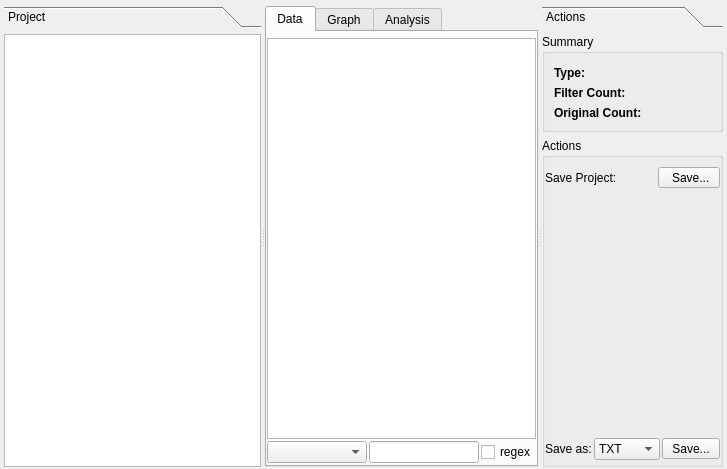
Qt form sub3suite/src/project/Project.ui (3nock/OTE) before a commit.
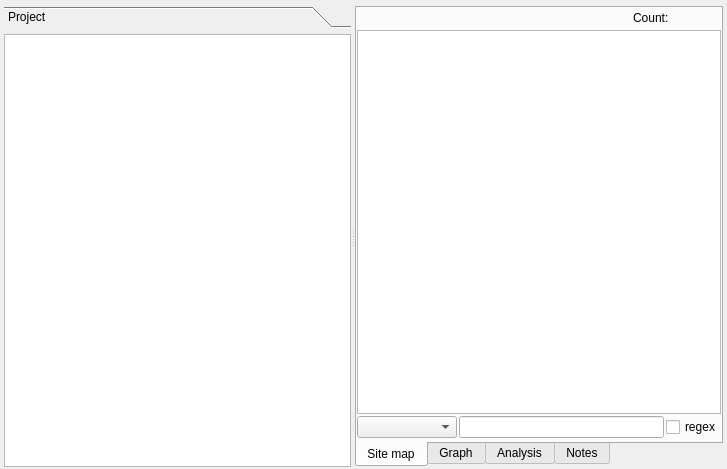
The same form after that commit.

Commit message: changing project ui layout

What changed in the file:
```diff
--- a/sub3suite/src/project/Project.ui
+++ b/sub3suite/src/project/Project.ui
@@ -27,10 +27,6 @@
     <number>2</number>
    </property>
    <item>
-    <widget class="QSplitter" name="splitter_2">
-     <property name="orientation">
-      <enum>Qt::Horizontal</enum>
-     </property>
      <widget class="QSplitter" name="splitter">
       <property name="orientation">
        <enum>Qt::Horizontal</enum>
@@ -62,7 +58,7 @@
          <rect>
           <x>0</x>
           <y>0</y>
-          <width>250</width>
+         <width>326</width>
           <height>440</height>
          </rect>
         </property>
@@ -99,12 +95,15 @@
        </widget>
       </widget>
       <widget class="QTabWidget" name="tabWidget">
+      <property name="tabPosition">
+       <enum>QTabWidget::South</enum>
+      </property>
        <property name="currentIndex">
         <number>0</number>
        </property>
        <widget class="QWidget" name="tabSiteMap">
         <attribute name="title">
-         <string>Data</string>
+        <string>Site map</string>
         </attribute>
         <layout class="QVBoxLayout" name="verticalLayout_2">
          <property name="spacing">
@@ -114,14 +113,51 @@
           <number>0</number>
          </property>
          <property name="topMargin">
-          <number>6</number>
+         <number>0</number>
          </property>
          <property name="rightMargin">
           <number>0</number>
          </property>
          <property name="bottomMargin">
-          <number>2</number>
-         </property>
+         <number>3</number>
+        </property>
+        <item>
+         <layout class="QHBoxLayout" name="horizontalLayoutMap">
+          <item>
+           <spacer name="horizontalSpacer_2">
+            <property name="orientation">
+             <enum>Qt::Horizontal</enum>
+            </property>
+            <property name="sizeHint" stdset="0">
+             <size>
+              <width>40</width>
+              <height>20</height>
+             </size>
+            </property>
+           </spacer>
+          </item>
+          <item>
+           <widget class="QLabel" name="label_6">
+            <property name="text">
+             <string>Count:</string>
+            </property>
+           </widget>
+          </item>
+          <item>
+           <widget class="QLabel" name="labelFilterCount">
+            <property name="minimumSize">
+             <size>
+              <width>50</width>
+              <height>0</height>
+             </size>
+            </property>
+            <property name="text">
+             <string/>
+            </property>
+           </widget>
+          </item>
+         </layout>
+        </item>
          <item>
           <widget class="QTreeView" name="treeViewSiteMap">
            <property name="indentation">
@@ -208,277 +244,45 @@
          </item>
         </layout>
        </widget>
-      </widget>
-     </widget>
-     <widget class="QToolBox" name="toolBoxActions">
-      <property name="minimumSize">
-       <size>
-        <width>0</width>
-        <height>0</height>
-       </size>
-      </property>
-      <property name="currentIndex">
-       <number>0</number>
-      </property>
-      <property name="tabSpacing">
-       <number>0</number>
-      </property>
-      <widget class="QWidget" name="pageActions">
-       <property name="geometry">
-        <rect>
-         <x>0</x>
-         <y>0</y>
-         <width>162</width>
-         <height>440</height>
-        </rect>
-       </property>
-       <attribute name="label">
-        <string>Actions</string>
+      <widget class="QWidget" name="tabNotes">
+       <attribute name="title">
+        <string>Notes</string>
        </attribute>
-       <layout class="QVBoxLayout" name="verticalLayout_9">
+       <layout class="QVBoxLayout" name="verticalLayout_8">
+        <property name="spacing">
+         <number>2</number>
+        </property>
         <property name="leftMargin">
          <number>0</number>
         </property>
         <property name="topMargin">
-         <number>6</number>
-        </property>
-        <property name="rightMargin">
          <number>0</number>
         </property>
-        <property name="bottomMargin">
-         <number>0</number>
-        </property>
-        <item>
-         <widget class="QGroupBox" name="groupBox">
-          <property name="minimumSize">
-           <size>
-            <width>0</width>
-            <height>0</height>
-           </size>
-          </property>
-          <property name="title">
-           <string>Summary</string>
-          </property>
-          <layout class="QVBoxLayout" name="verticalLayout_7">
-           <property name="topMargin">
-            <number>12</number>
-           </property>
-           <item>
-            <layout class="QHBoxLayout" name="horizontalLayout_2">
-             <item>
-              <widget class="QLabel" name="label">
-               <property name="sizePolicy">
-                <sizepolicy hsizetype="Maximum" vsizetype="Maximum">
-                 <horstretch>0</horstretch>
-                 <verstretch>0</verstretch>
-                </sizepolicy>
-               </property>
-               <property name="minimumSize">
-                <size>
-                 <width>40</width>
-                 <height>0</height>
-                </size>
-               </property>
-               <property name="font">
-                <font>
-                 <weight>75</weight>
-                 <bold>true</bold>
-                </font>
-               </property>
-               <property name="text">
-                <string>Type:</string>
-               </property>
-              </widget>
-             </item>
-             <item>
-              <widget class="QLabel" name="labelType">
-               <property name="text">
-                <string/>
-               </property>
-              </widget>
-             </item>
-            </layout>
-           </item>
-           <item>
-            <layout class="QHBoxLayout" name="horizontalLayout_5">
-             <item>
-              <widget class="QLabel" name="label_4">
-               <property name="sizePolicy">
-                <sizepolicy hsizetype="Maximum" vsizetype="Maximum">
-                 <horstretch>0</horstretch>
-                 <verstretch>0</verstretch>
-                </sizepolicy>
-               </property>
-               <property name="minimumSize">
-                <size>
-                 <width>40</width>
-                 <height>0</height>
-                </size>
-               </property>
-               <property name="font">
-                <font>
-                 <weight>75</weight>
-                 <bold>true</bold>
-                </font>
-               </property>
-               <property name="text">
-                <string>Filter Count:</string>
-               </property>
-              </widget>
-             </item>
-             <item>
-              <widget class="QLabel" name="labelFilterCount">
-               <property name="text">
-                <string/>
-               </property>
-              </widget>
-             </item>
-            </layout>
-           </item>
-           <item>
-            <layout class="QHBoxLayout" name="horizontalLayout_3">
-             <item>
-              <widget class="QLabel" name="label_2">
-               <property name="sizePolicy">
-                <sizepolicy hsizetype="Maximum" vsizetype="Maximum">
-                 <horstretch>0</horstretch>
-                 <verstretch>0</verstretch>
-                </sizepolicy>
-               </property>
-               <property name="minimumSize">
-                <size>
-                 <width>40</width>
-                 <height>0</height>
-                </size>
-               </property>
-               <property name="font">
-                <font>
-                 <weight>75</weight>
-                 <bold>true</bold>
-                </font>
-               </property>
-               <property name="text">
-                <string>Original Count:</string>
-               </property>
-              </widget>
-             </item>
-             <item>
-              <widget class="QLabel" name="labelOriginalCount">
-               <property name="text">
-                <string/>
-               </property>
-              </widget>
-             </item>
-            </layout>
-           </item>
-          </layout>
-         </widget>
-        </item>
-        <item>
-         <widget class="QGroupBox" name="groupBox_3">
-          <property name="title">
-           <string>Actions</string>
-          </property>
-          <layout class="QVBoxLayout" name="verticalLayout_6">
-           <property name="leftMargin">
-            <number>0</number>
-           </property>
            <property name="rightMargin">
             <number>0</number>
            </property>
            <property name="bottomMargin">
-            <number>4</number>
+         <number>2</number>
            </property>
            <item>
-            <layout class="QHBoxLayout" name="horizontalLayout_6">
+         <layout class="QHBoxLayout" name="horizontalLayoutNotes">
              <item>
-              <widget class="QLabel" name="label_5">
-               <property name="text">
-                <string>Save Project:</string>
-               </property>
-              </widget>
-             </item>
-             <item>
-              <widget class="QToolButton" name="buttonSaveProject">
-               <property name="text">
-                <string>  Save... </string>
-               </property>
-              </widget>
-             </item>
-            </layout>
-           </item>
-           <item>
-            <spacer name="verticalSpacer">
+           <spacer name="horizontalSpacer">
              <property name="orientation">
-              <enum>Qt::Vertical</enum>
+             <enum>Qt::Horizontal</enum>
              </property>
              <property name="sizeHint" stdset="0">
               <size>
-               <width>20</width>
-               <height>259</height>
+              <width>40</width>
+              <height>20</height>
               </size>
              </property>
             </spacer>
            </item>
-           <item>
-            <layout class="QHBoxLayout" name="horizontalLayout_4">
-             <property name="spacing">
-              <number>2</number>
-             </property>
-             <item>
-              <widget class="QLabel" name="label_3">
-               <property name="sizePolicy">
-                <sizepolicy hsizetype="Maximum" vsizetype="Maximum">
-                 <horstretch>0</horstretch>
-                 <verstretch>0</verstretch>
-                </sizepolicy>
-               </property>
-               <property name="minimumSize">
-                <size>
-                 <width>0</width>
-                 <height>0</height>
-                </size>
-               </property>
-               <property name="text">
-                <string>Save as:</string>
-               </property>
-              </widget>
-             </item>
-             <item>
-              <widget class="QComboBox" name="comboBoxSaveAs">
-               <item>
-                <property name="text">
-                 <string>TXT</string>
-                </property>
-               </item>
-               <item>
-                <property name="text">
-                 <string>CSV</string>
-                </property>
-               </item>
-               <item>
-                <property name="text">
-                 <string>JSON</string>
-                </property>
-               </item>
-               <item>
-                <property name="text">
-                 <string>HTML</string>
-                </property>
-               </item>
-              </widget>
-             </item>
-             <item>
-              <widget class="QToolButton" name="buttonSave">
-               <property name="text">
-                <string> Save... </string>
-               </property>
-              </widget>
-             </item>
-            </layout>
-           </item>
-          </layout>
-         </widget>
+         </layout>
+        </item>
+        <item>
+         <widget class="QPlainTextEdit" name="plainTextEdit"/>
         </item>
        </layout>
       </widget>
```
Lines whose indentation alone changed are shown as unchanged. The commit also changes 13 other files.
